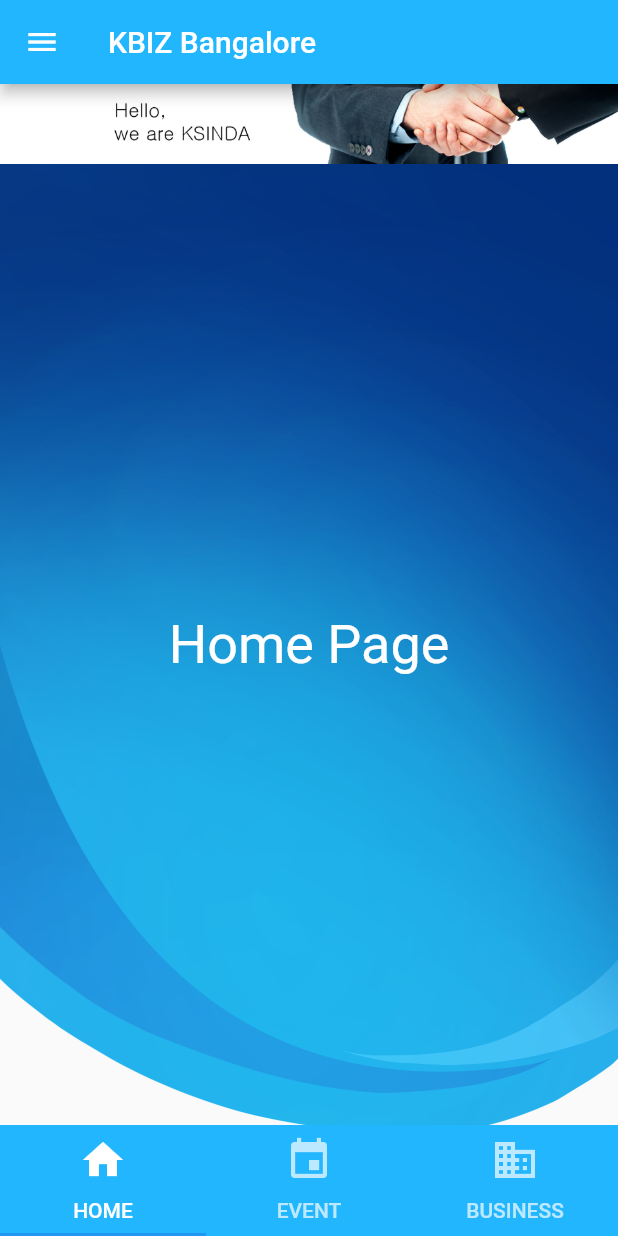
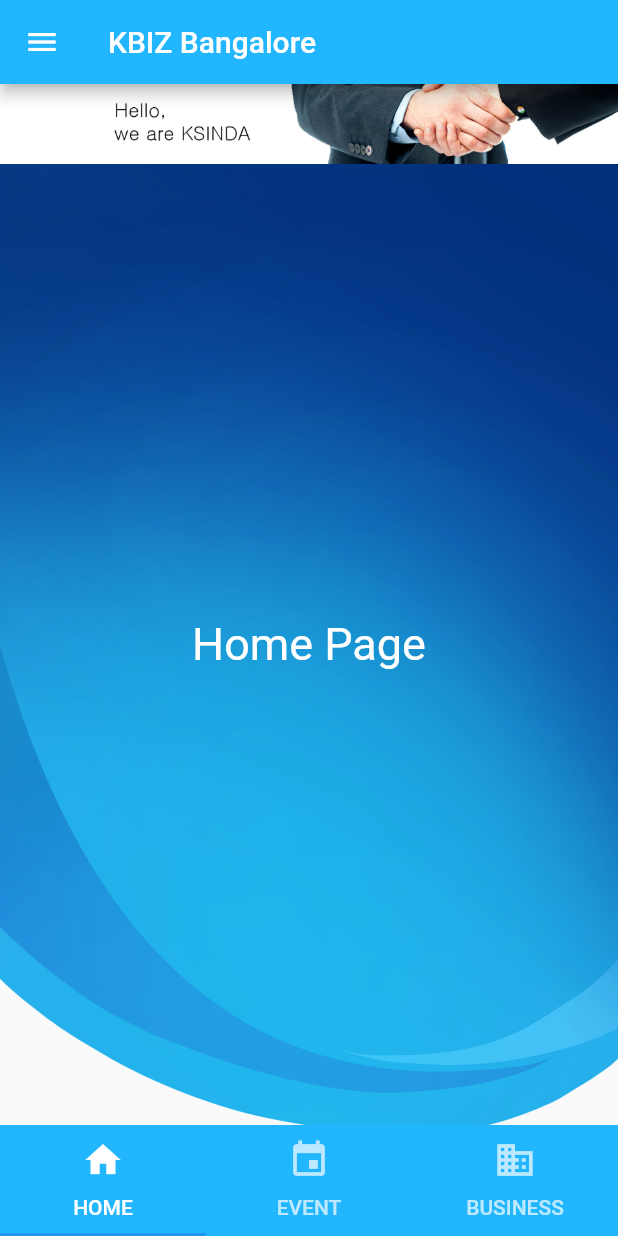
Before and after one commit to bobbohee/kbiz-india, a Flutter app: the screen it shows after launch, on a phone screen of 412 x 824 dp. Run offline on Flutter 3.47's test engine with Material 2 defaults, Android fonts, the phone set to English and light mode, and no system bars; our stand-ins replace splashscreen.

Commit message:
Feat : Expansion menu bar padding edit, file module :heart:

```diff
--- a/lib/main.dart
+++ b/lib/main.dart
@@ -1,138 +1,9 @@
 import 'package:flutter/material.dart';
-import 'package:splashscreen/splashscreen.dart';
 
-import './routes/bottom_navigation.dart';
+import './routes/my_splash.dart';
 
-final Color mainColor = Color(0xff22b6ff);
-
-void main() => runApp(new MaterialApp(home: new MyApp()));
-
-class MyApp extends StatefulWidget {
-  @override
-  _MyAppState createState() => new _MyAppState();
-}
-
-class _MyAppState extends State<MyApp> {
-  @override
-  Widget build(BuildContext context) {
-    return new SplashScreen(
-      seconds: 3,
-      navigateAfterSeconds: new AfterSplash(),
-      image: Image.asset(
-        'assets/images/logos/white-logo.png',
-      ),
-      photoSize: 60.0,
-      gradientBackground: LinearGradient(
-        begin: Alignment.topCenter,
-        end: Alignment.bottomCenter,
-        colors: [
-          Color(0xff22b6ff),
-          Color(0xff4dc3ff),
-          Color(0xff80d4ff),
-          Color(0xffb3e6ff),
-        ],
-      ),
-    );
-  }
-}
-
-class AfterSplash extends StatelessWidget {
-
-  @override
-  Widget build(BuildContext context) {
-
-    return new Scaffold(
-      appBar: new AppBar(
-        title: new Text("KBIZ Bangalore"),
-        backgroundColor: mainColor,
-      ),
-      body: new BottomNavigation(),
-      drawer: Drawer(
-        child: ListView.builder(
-          itemBuilder: (BuildContext context, int index) => MyTileItem(data[index]),
-          itemCount: data.length,
-        ),
-      ),
-    );
-  }
-}
-
-
-class MyTileItem extends StatelessWidget {
-  const MyTileItem(this.myTile);
-
-  final MyTile myTile;
-
-  Widget _buildTiles(MyTile root) {
-    if (root.children.isEmpty)
-      return ListTile(title: Text(root.title));
-    return ExpansionTile(
-      key: PageStorageKey<MyTile>(root),
-      title: Text(root.title),
-      children: root.children.map<Widget>(_buildTiles).toList(),
-    );
-  }
-
-  @override
-  Widget build(BuildContext context) {
-    return _buildTiles(myTile);
-  }
-}
-
-class MyTile {
-  MyTile(this.title, [this.children = const <MyTile>[]]);
-  final String title;
-  final List<MyTile> children;
-}
-
-final List<MyTile> data = <MyTile>[
-  MyTile('Home / About Us'),
-  MyTile(
-    'Corporate Consulting',
-    <MyTile>[
-      MyTile('Market Research'),
-      MyTile('Market Establishments'),
-      MyTile('Business Registraions'),
-      MyTile('Business Budgeting'),
-      MyTile('HR Services'),
-      MyTile('Company / Product Launch'),
-      MyTile('Accounts & Tax Management'),
-    ],
-  ),
-  MyTile('Events'),
-  MyTile('Culture',
-    <MyTile>[
-      MyTile(
-        'Language',
-        <MyTile>[
-          MyTile('Korean'),
-          MyTile('Handi'),
-          MyTile('English'),
-        ],
-      ),
-      MyTile(
-        'Dance',
-        <MyTile>[
-          MyTile('K-pop'),
-          MyTile('Indian Dance'),
-        ],
-      ),
-      MyTile(
-        'Sport',
-        <MyTile>[
-          MyTile('Taekwondo'),
-          MyTile('Toga'),
-        ],
-      ),
-      MyTile(
-        'Food',
-        <MyTile>[
-          MyTile('Korean'),
-          MyTile('Indian'),
-        ],
-      ),
-    ],
-  ),
-  MyTile('News'),
-  MyTile('Contact Us')
-];
+void main() => runApp(
+  new MaterialApp(
+    home: new MySplash()
+  )
+);
--- /dev/null
+++ b/lib/routes/my_main.dart
@@ -0,0 +1,76 @@
+import 'package:flutter/material.dart';
+
+import './my_tab.dart';
+import './my_tile.dart';
+
+final Color mainColor = Color(0xff22b6ff);
+
+class MyMain extends StatelessWidget {
+
+  @override
+  Widget build(BuildContext context) {
+
+    return new Scaffold(
+      appBar: new AppBar(
+        title: new Text("KBIZ Bangalore"),
+        backgroundColor: mainColor,
+      ),
+      body: new MyTab(),
+      drawer: Container(
+        width: 300.0,
+        child: Column(
+          children: <Widget>[
+            Container(
+              color: mainColor,
+              height: 130.0,
+              child: DrawerHeader(
+                margin: EdgeInsets.all(0.0),
+                padding: EdgeInsets.symmetric(
+                  vertical: 18.0,
+                  horizontal: 22.0
+                ),
+                child: Row(
+                  children: <Widget> [
+                    Container(
+                      margin: EdgeInsets.only(right: 16.0),
+                      child: Image.asset(
+                        'assets/images/logos/color-logo-128.png',
+                        width: 80.0,
+                        height: 80.0,
+                      ),
+                    ),
+                    Expanded(
+                      child: Container(
+                        alignment: Alignment.center,
+                        child: Text(
+                          'Hello KSINDIA : )',
+                          style: TextStyle(
+                            color: Colors.white,
+                            fontSize: 18.0,
+                            fontFamily: 'Roboto',
+                            letterSpacing: 0.6,
+                          ),
+                        ),
+                      ),
+                    ),
+                  ],
+                )
+              ),
+            ),
+            Expanded(
+              child: Container(
+                alignment: Alignment.topLeft,
+                color: Color(0xfffafafa),
+                child: ListView.builder(
+                  itemBuilder: (BuildContext context, int index) => MyTileItem(myTile[index]),
+                  itemCount: myTile.length,
+                  padding: EdgeInsets.all(0.0),
+                ),
+              ),
+            ),
+          ]
+        ),
+      )
+    );
+  }
+}
--- /dev/null
+++ b/lib/routes/my_splash.dart
@@ -0,0 +1,33 @@
+import 'package:flutter/material.dart';
+import 'package:splashscreen/splashscreen.dart';
+
+import './my_main.dart';
+
+class MySplash extends StatefulWidget {
+
+  @override
+  _MySplashState createState() => new _MySplashState();
+}
+
+class _MySplashState extends State<MySplash> {
+
+  @override
+  Widget build(BuildContext context) {
+    return new SplashScreen(
+      seconds: 3,
+      gradientBackground: LinearGradient(
+        begin: Alignment.topCenter,
+        end: Alignment.bottomCenter,
+        colors: [
+          Color(0xff22b6ff),
+          Color(0xff4dc3ff),
+          Color(0xff80d4ff),
+          Color(0xffb3e6ff),
+        ],
+      ),
+      photoSize: 60.0,
+      image: Image.asset('assets/images/logos/white-logo.png',),
+      navigateAfterSeconds: new MyMain(),
+    );
+  }
+}
--- a/lib/routes/bottom_navigation.dart
+++ b/lib/routes/my_tab.dart
@@ -2,14 +2,14 @@ import 'package:flutter/material.dart';
 
 final Color mainColor = Color(0xff22b6ff);
 
-class BottomNavigation extends StatefulWidget {
-  const BottomNavigation({Key key}) : super(key: key);
+class MyTab extends StatefulWidget {
+  const MyTab({Key key}) : super(key: key);
 
   @override
-  _BottomNavigationState createState() => _BottomNavigationState();
+  _MyTabState createState() => _MyTabState();
 }
 
-class _BottomNavigationState extends State<BottomNavigation> with SingleTickerProviderStateMixin {
+class _MyTabState extends State<MyTab> with SingleTickerProviderStateMixin {
   TabController _tabController;
 
   List<Widget> _kTabPages = <Widget> [
@@ -37,7 +37,7 @@ class _BottomNavigationState extends State<BottomNavigation> with SingleTickerPr
                     'Home Page',
                     style: TextStyle(
                       color: Colors.white,
-                      fontSize: 36.0,
+                      fontSize: 30.0,
                       fontFamily: 'Roboto',
                     ),
                   ),
@@ -51,9 +51,7 @@ class _BottomNavigationState extends State<BottomNavigation> with SingleTickerPr
     Container(
       child: ListView(
         children: <Widget>[
-          Image.asset(
-            'assets/images/banners/expo-banner.jpg'
-          )
+          Image.asset('assets/images/banners/expo-banner.jpg')
         ],
       ),
     ),
@@ -64,21 +62,21 @@ class _BottomNavigationState extends State<BottomNavigation> with SingleTickerPr
     Tab(
       icon: Icon(
         Icons.home,
-        size: 32.0,
+        size: 28.0,
       ),
       text: 'HOME',
     ),
     Tab(
       icon: Icon(
         Icons.event,
-        size: 32.0,
+        size: 28.0,
       ),
       text: 'EVENT'
     ),
     Tab(
       icon: Icon(
         Icons.business,
-        size: 32.0,
+        size: 28.0,
       ),
       text: 'BUSINESS'
     ),
--- /dev/null
+++ b/lib/routes/my_tile.dart
@@ -0,0 +1,106 @@
+import 'package:flutter/material.dart';
+
+class MyTileItem extends StatelessWidget {
+  const MyTileItem(this.title);
+
+  final MyTile title;
+
+  Widget _buildTiles(MyTile root) {
+    if (root.children.isEmpty)
+      return ListTile(
+        title: Text(root.title),
+        leading: Icon(root.icon),
+      );
+    return ExpansionTile(
+      key: PageStorageKey<MyTile>(root),
+      title: Text(root.title),
+      leading: Icon(root.icon),
+      children: root.children.map<Widget>(_buildTiles).toList(),
+      backgroundColor: Color(0xfff2f2f2),
+    );
+  }
+
+  @override
+  Widget build(BuildContext context) {
+    return _buildTiles(title);
+  }
+}
+
+class MyTile {
+  MyTile({
+    this.title,
+    this.icon,
+    this.children = const <MyTile>[],
+  });
+
+  final String title;
+  final IconData icon;
+  final List<MyTile> children;
+}
+
+final List<MyTile> myTile = <MyTile>[
+  MyTile(
+    title: 'Home / About Us',
+    icon: Icons.home,
+  ),
+  MyTile(
+    title: 'Corporate Consulting',
+    icon: Icons.business,
+    children: <MyTile>[
+      MyTile(title: 'Market Research'),
+      MyTile(title: 'Market Establishments'),
+      MyTile(title: 'Business Registraions'),
+      MyTile(title: 'Business Budgeting'),
+      MyTile(title: 'HR Services'),
+      MyTile(title: 'Company / Product Launch'),
+      MyTile(title: 'Accounts & Tax Management'),
+    ],
+  ),
+  MyTile(
+    title: 'Events',
+    icon: Icons.event
+  ),
+  MyTile(
+    title: 'Culture',
+    icon: Icons.face,
+    children: <MyTile>[
+      MyTile(
+        title: 'Language',
+        children: <MyTile>[
+          MyTile(title: 'Korean'),
+          MyTile(title: 'Handi'),
+          MyTile(title: 'English'),
+        ],
+      ),
+      MyTile(
+        title: 'Dance',
+        children: <MyTile>[
+          MyTile(title: 'K-pop'),
+          MyTile(title: 'Indian Dance'),
+        ],
+      ),
+      MyTile(
+        title: 'Sport',
+        children: <MyTile>[
+          MyTile(title: 'Taekwondo'),
+          MyTile(title: 'Toga'),
+        ],
+      ),
+      MyTile(
+        title: 'Food',
+        children: <MyTile>[
+          MyTile(title: 'Korean'),
+          MyTile(title: 'Indian'),
+        ],
+      ),
+    ],
+  ),
+  MyTile(
+    title: 'News',
+    icon: Icons.fiber_new
+  ),
+  MyTile(
+    title: 'Contact Us',
+    icon: Icons.format_list_bulleted
+  )
+];
```
Also changed, not shown: assets/images/logos/color-logo.png (deleted), 1 other file.
